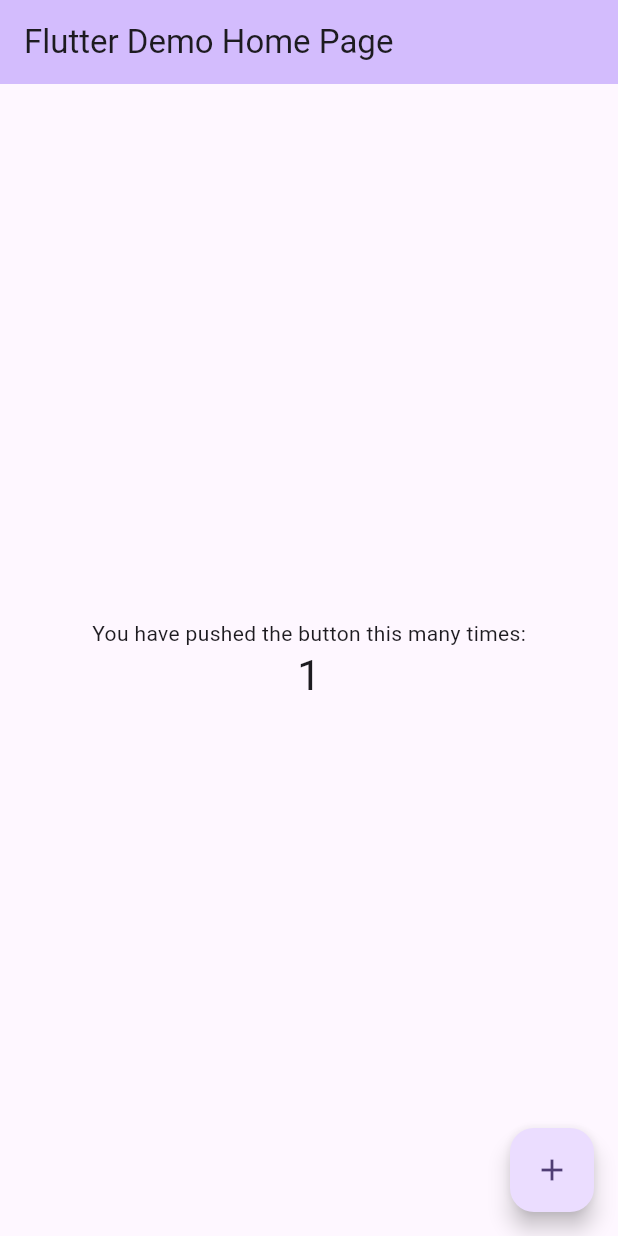
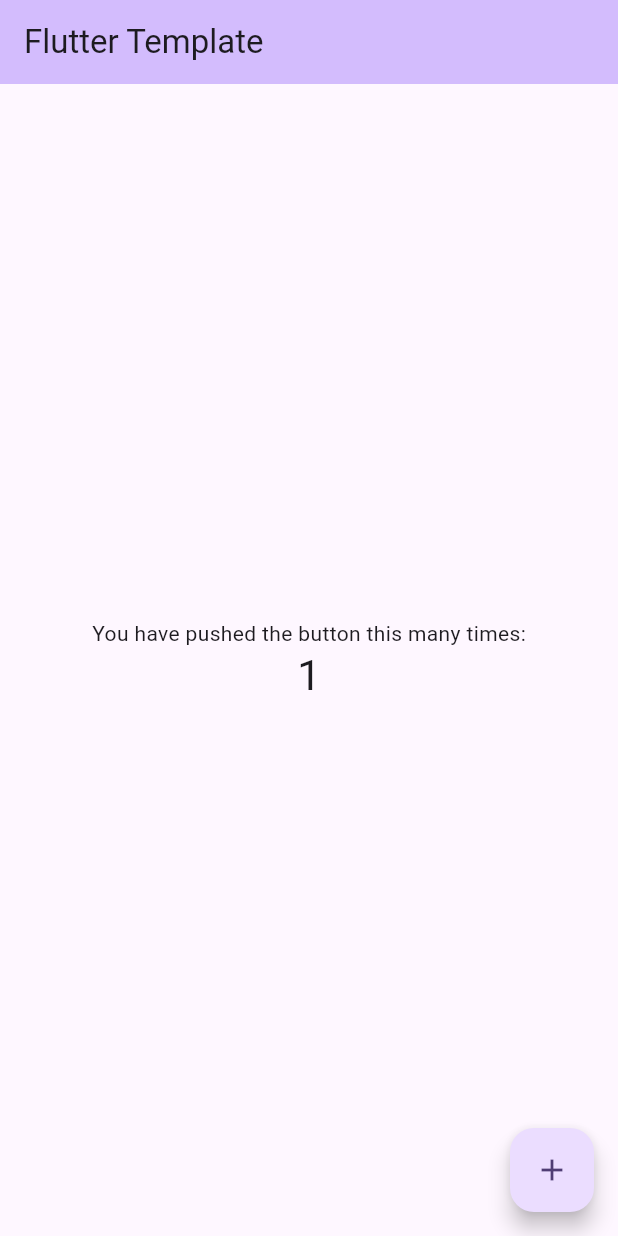
Before and after one commit to impaktfull/flutter_impaktfull_template, a Flutter app: the screen it shows after launch, after a tap on the "add" icon, on a phone screen of 412 x 824 dp. Run offline on Flutter 3.47's test engine with Material 3 defaults, Android fonts, the phone set to English and light mode, and no system bars.

Commit message:
fix: Cleanup the barebone example

```diff
--- a/lib/main.dart
+++ b/lib/main.dart
@@ -1,125 +1,4 @@
 import 'package:flutter/material.dart';
+import 'package:flutter_template/screen/app.dart';
 
-void main() {
-  runApp(const MyApp());
-}
-
-class MyApp extends StatelessWidget {
-  const MyApp({super.key});
-
-  // This widget is the root of your application.
-  @override
-  Widget build(BuildContext context) {
-    return MaterialApp(
-      title: 'Flutter Demo',
-      theme: ThemeData(
-        // This is the theme of your application.
-        //
-        // TRY THIS: Try running your application with "flutter run". You'll see
-        // the application has a purple toolbar. Then, without quitting the app,
-        // try changing the seedColor in the colorScheme below to Colors.green
-        // and then invoke "hot reload" (save your changes or press the "hot
-        // reload" button in a Flutter-supported IDE, or press "r" if you used
-        // the command line to start the app).
-        //
-        // Notice that the counter didn't reset back to zero; the application
-        // state is not lost during the reload. To reset the state, use hot
-        // restart instead.
-        //
-        // This works for code too, not just values: Most code changes can be
-        // tested with just a hot reload.
-        colorScheme: ColorScheme.fromSeed(seedColor: Colors.deepPurple),
-        useMaterial3: true,
-      ),
-      home: const MyHomePage(title: 'Flutter Demo Home Page'),
-    );
-  }
-}
-
-class MyHomePage extends StatefulWidget {
-  const MyHomePage({super.key, required this.title});
-
-  // This widget is the home page of your application. It is stateful, meaning
-  // that it has a State object (defined below) that contains fields that affect
-  // how it looks.
-
-  // This class is the configuration for the state. It holds the values (in this
-  // case the title) provided by the parent (in this case the App widget) and
-  // used by the build method of the State. Fields in a Widget subclass are
-  // always marked "final".
-
-  final String title;
-
-  @override
-  State<MyHomePage> createState() => _MyHomePageState();
-}
-
-class _MyHomePageState extends State<MyHomePage> {
-  int _counter = 0;
-
-  void _incrementCounter() {
-    setState(() {
-      // This call to setState tells the Flutter framework that something has
-      // changed in this State, which causes it to rerun the build method below
-      // so that the display can reflect the updated values. If we changed
-      // _counter without calling setState(), then the build method would not be
-      // called again, and so nothing would appear to happen.
-      _counter++;
-    });
-  }
-
-  @override
-  Widget build(BuildContext context) {
-    // This method is rerun every time setState is called, for instance as done
-    // by the _incrementCounter method above.
-    //
-    // The Flutter framework has been optimized to make rerunning build methods
-    // fast, so that you can just rebuild anything that needs updating rather
-    // than having to individually change instances of widgets.
-    return Scaffold(
-      appBar: AppBar(
-        // TRY THIS: Try changing the color here to a specific color (to
-        // Colors.amber, perhaps?) and trigger a hot reload to see the AppBar
-        // change color while the other colors stay the same.
-        backgroundColor: Theme.of(context).colorScheme.inversePrimary,
-        // Here we take the value from the MyHomePage object that was created by
-        // the App.build method, and use it to set our appbar title.
-        title: Text(widget.title),
-      ),
-      body: Center(
-        // Center is a layout widget. It takes a single child and positions it
-        // in the middle of the parent.
-        child: Column(
-          // Column is also a layout widget. It takes a list of children and
-          // arranges them vertically. By default, it sizes itself to fit its
-          // children horizontally, and tries to be as tall as its parent.
-          //
-          // Column has various properties to control how it sizes itself and
-          // how it positions its children. Here we use mainAxisAlignment to
-          // center the children vertically; the main axis here is the vertical
-          // axis because Columns are vertical (the cross axis would be
-          // horizontal).
-          //
-          // TRY THIS: Invoke "debug painting" (choose the "Toggle Debug Paint"
-          // action in the IDE, or press "p" in the console), to see the
-          // wireframe for each widget.
-          mainAxisAlignment: MainAxisAlignment.center,
-          children: <Widget>[
-            const Text(
-              'You have pushed the button this many times:',
-            ),
-            Text(
-              '$_counter',
-              style: Theme.of(context).textTheme.headlineMedium,
-            ),
-          ],
-        ),
-      ),
-      floatingActionButton: FloatingActionButton(
-        onPressed: _incrementCounter,
-        tooltip: 'Increment',
-        child: const Icon(Icons.add),
-      ), // This trailing comma makes auto-formatting nicer for build methods.
-    );
-  }
-}
+void main() => runApp(const MyApp());
--- /dev/null
+++ b/lib/screen/app.dart
@@ -0,0 +1,21 @@
+import 'package:flutter/material.dart';
+import 'package:flutter_template/screen/home.dart';
+
+class MyApp extends StatelessWidget {
+  const MyApp({
+    super.key,
+  });
+
+  @override
+  Widget build(BuildContext context) {
+    return MaterialApp(
+      title: 'Flutter Template',
+      theme: ThemeData(
+        colorScheme: ColorScheme.fromSeed(seedColor: Colors.deepPurple),
+        useMaterial3: true,
+      ),
+      home: const MyHomePage(
+      ),
+    );
+  }
+}
--- /dev/null
+++ b/lib/screen/home.dart
@@ -0,0 +1,47 @@
+import 'package:flutter/material.dart';
+
+class MyHomePage extends StatefulWidget {
+  const MyHomePage({
+    super.key,
+  });
+
+  @override
+  State<MyHomePage> createState() => _MyHomePageState();
+}
+
+class _MyHomePageState extends State<MyHomePage> {
+  int _counter = 0;
+
+  @override
+  Widget build(BuildContext context) {
+    return Scaffold(
+      appBar: AppBar(
+        backgroundColor: Theme.of(context).colorScheme.inversePrimary,
+        title: const Text('Flutter Template'),
+      ),
+      body: Center(
+        child: Column(
+          mainAxisAlignment: MainAxisAlignment.center,
+          children: [
+            const Text(
+              'You have pushed the button this many times:',
+            ),
+            Text(
+              '$_counter',
+              style: Theme.of(context).textTheme.headlineMedium,
+            ),
+          ],
+        ),
+      ),
+      floatingActionButton: FloatingActionButton(
+        onPressed: _incrementCounter,
+        tooltip: 'Increment',
+        child: const Icon(Icons.add),
+      ),
+    );
+  }
+
+  void _incrementCounter() {
+    setState(() => _counter++);
+  }
+}
```
Also changed, not shown: analysis_options.yaml (+8 -26 lines), pubspec.yaml (+2 -73 lines), pubspec.lock, 2 other files.
